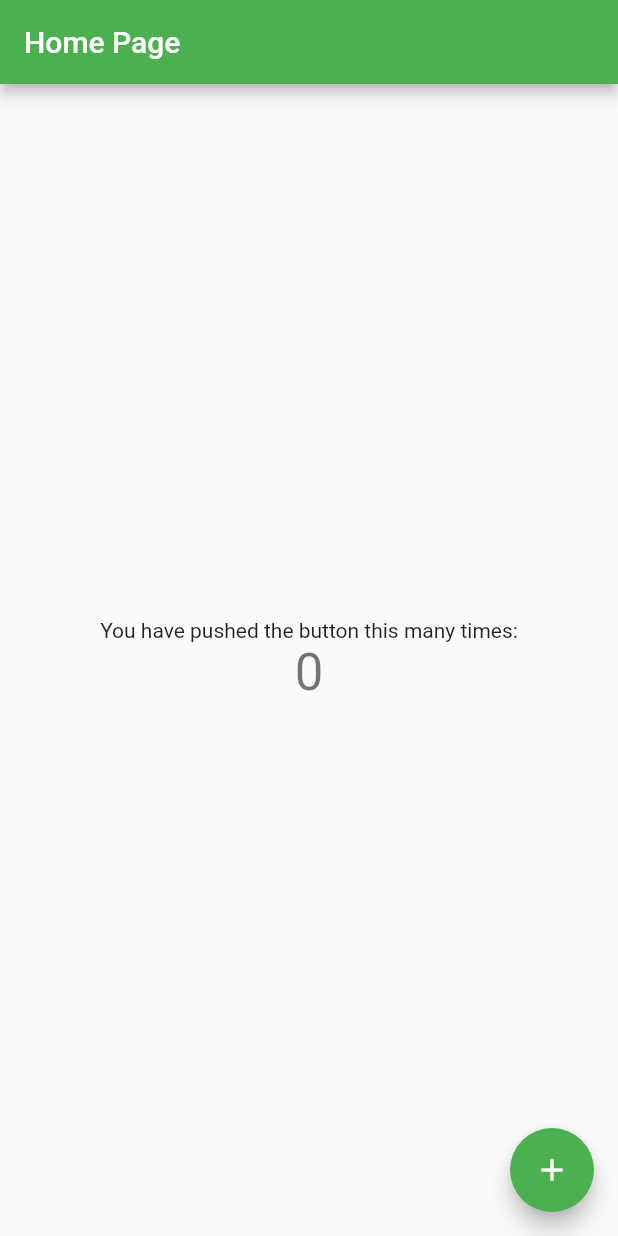
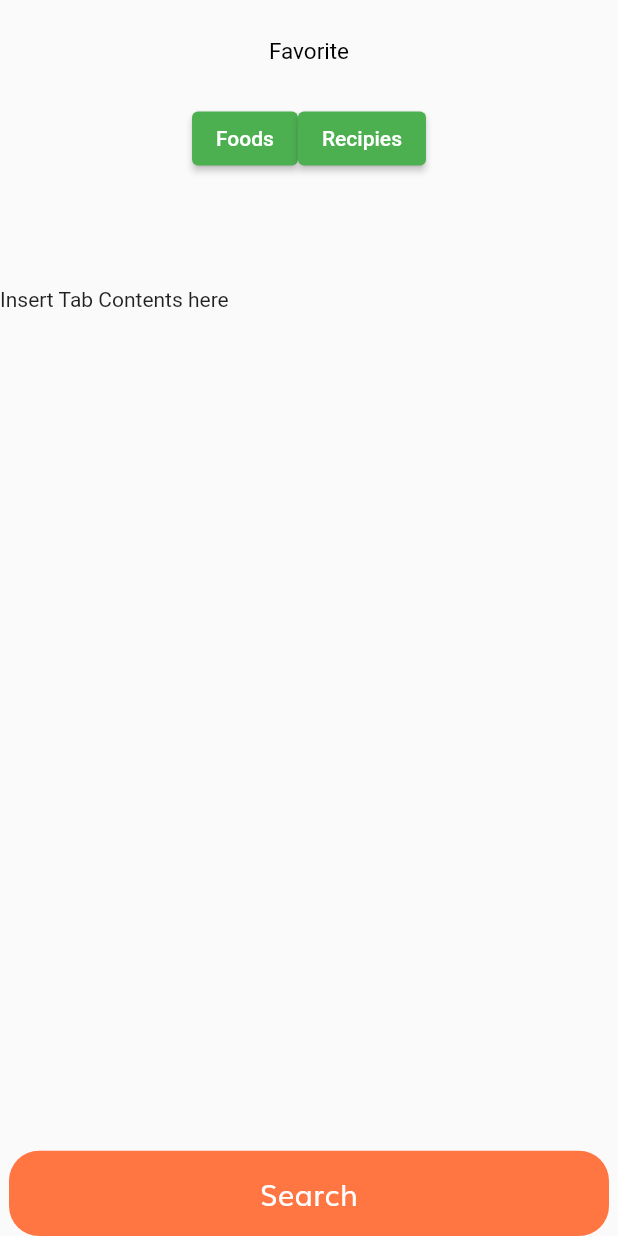
Before and after one commit to MasterChiefCarl/Garces_kCal, a Flutter app: the screen it shows after launch, after a tap on "Get Started", on a phone screen of 412 x 824 dp. Run offline on Flutter 3.47's test engine with Material 2 defaults, Android fonts, the phone set to English and light mode, and no system bars; our stand-ins replace flutter_svg; Roboto replaces fonts that are missing (NudMotoya).

Commit message:
breakpoint: recap.... Progress in making homescreen

```diff
--- /dev/null
+++ b/garces_kcal/lib/components/default_snackbar.dart
@@ -0,0 +1,35 @@
+// ignore_for_file: deprecated_member_use, prefer_const_constructors
+
+import 'package:flutter/material.dart';
+
+class DefaultSB {
+  final String message;
+
+  const DefaultSB({
+    required this.message,
+  });
+
+  static show(
+    BuildContext context,
+    String message,
+  ) {
+    Scaffold.of(context).showSnackBar(
+      SnackBar(
+        elevation: 0.0,
+        //behavior: SnackBarBehavior.floating,
+        content: Text(message),
+        duration: Duration(seconds: 5000000),
+        shape: RoundedRectangleBorder(
+          borderRadius: BorderRadius.only(
+              topLeft: Radius.circular(16.0), topRight: Radius.circular(16.0)),
+        ),
+        //backgroundColor: Colors.redAccent,
+        action: SnackBarAction(
+          textColor: Color(0xFFFAF2FB),
+          label: 'OK',
+          onPressed: () {},
+        ),
+      ),
+    );
+  }
+}
--- a/garces_kcal/lib/pages/components/welcome/body.dart
+++ b/garces_kcal/lib/pages/components/welcome/body.dart
@@ -1,10 +1,10 @@
 // ignore_for_file: prefer_const_constructors, avoid_print
 
 import 'package:flutter/material.dart';
+import 'package:garces_kcal/components/default_snackbar.dart';
 import '../../../config/constants.dart';
 import '../../../config/size_config.dart';
 import '../../home.dart';
-
 
 // This is the best practice
 import 'welcome_content.dart';
@@ -59,20 +59,38 @@ class _WCBodyState extends State<WCBody> {
                         (index) => buildDot(index: index),
                       ),
                     ),
-                    Spacer(flex:1),
+                    Spacer(flex: 1),
                     DefaultButton(
                       text: "Get Started",
                       press: () {
-                          Navigator.pushReplacement(context, MaterialPageRoute(builder: (context)=>const MyHomePage(title: 'Home Page',)));
+                        Navigator.pushReplacement(
+                            context,
+                            MaterialPageRoute(
+                                builder: (context) => const MyHomePage(
+                                      title: 'Home Page',
+                                    )));
                       },
                     ),
                     Center(
                       child: Row(
                         mainAxisAlignment: MainAxisAlignment.center,
-                        crossAxisAlignment:CrossAxisAlignment.center,
+                        crossAxisAlignment: CrossAxisAlignment.center,
                         children: [
-                          Text('Already Have An Account?',style:TextStyle(fontSize: 15, fontFamily:'Muli')),
-                          TextButton(onPressed: () { print('Log In Pressed'); } , child: Text('Log In',style:TextStyle(fontSize: 15,color: kPrimaryColor,fontFamily:'Muli'),))
+                          Text('Already Have An Account?',
+                              style:
+                                  TextStyle(fontSize: 15, fontFamily: 'Muli')),
+                          TextButton(
+                            child: Text(
+                              'Log In',
+                              style: TextStyle(
+                                  fontSize: 15,
+                                  color: kPrimaryColor,
+                                  fontFamily: 'Muli'),
+                            ),
+                            onPressed: () {
+                              DefaultSB.show(context, 'Login Pressed');
+                            },
+                          )
                         ],
                       ),
                     ),
@@ -91,7 +109,7 @@ class _WCBodyState extends State<WCBody> {
     return AnimatedContainer(
       duration: kAnimationDuration,
       margin: EdgeInsets.only(right: 5),
-      height: currentPage == index? 10 : 6,
+      height: currentPage == index ? 10 : 6,
       width: currentPage == index ? 20 : 6,
       decoration: BoxDecoration(
         color: currentPage == index ? kButtonPrimaryColor : Color(0xFFD8D8D8),
--- a/garces_kcal/lib/pages/home.dart
+++ b/garces_kcal/lib/pages/home.dart
@@ -1,4 +1,8 @@
+// ignore_for_file: prefer_const_constructors
+
 import 'package:flutter/material.dart';
+import 'package:garces_kcal/components/default_button.dart';
+import 'package:garces_kcal/components/default_snackbar.dart';
 
 class MyHomePage extends StatefulWidget {
   const MyHomePage({Key? key, required this.title}) : super(key: key);
@@ -34,53 +38,107 @@ class _MyHomePageState extends State<MyHomePage> {
 
   @override
   Widget build(BuildContext context) {
-    // This method is rerun every time setState is called, for instance as done
-    // by the _incrementCounter method above.
-    //
-    // The Flutter framework has been optimized to make rerunning build methods
-    // fast, so that you can just rebuild anything that needs updating rather
-    // than having to individually change instances of widgets.
+    final _kTabPages = <Widget>[
+      Center(child: Icon(Icons.cloud, size: 64.0, color: Colors.teal)),
+      Center(child: Icon(Icons.alarm, size: 64.0, color: Colors.cyan)),
+    ];
+    final _kTabs = <Tab>[
+      Tab(text: 'Foods'),
+      Tab(text: 'Recipies'),
+    ];
     return Scaffold(
-      appBar: AppBar(
-        // Here we take the value from the MyHomePage object that was created by
-        // the App.build method, and use it to set our appbar title.
-        title: Text(widget.title),
-      ),
-      body: Center(
-        // Center is a layout widget. It takes a single child and positions it
-        // in the middle of the parent.
-        child: Column(
-          // Column is also a layout widget. It takes a list of children and
-          // arranges them vertically. By default, it sizes itself to fit its
-          // children horizontally, and tries to be as tall as its parent.
-          //
-          // Invoke "debug painting" (press "p" in the console, choose the
-          // "Toggle Debug Paint" action from the Flutter Inspector in Android
-          // Studio, or the "Toggle Debug Paint" command in Visual Studio Code)
-          // to see the wireframe for each widget.
-          //
-          // Column has various properties to control how it sizes itself and
-          // how it positions its children. Here we use mainAxisAlignment to
-          // center the children vertically; the main axis here is the vertical
-          // axis because Columns are vertical (the cross axis would be
-          // horizontal).
+
+        // appBar: AppBar(
+        //   title: Text('Favorites', style: TextStyle()),
+        //   // backgroundColor: Colors.teal,
+
+        //     bottom:TabBar(
+        //     tabs: _kTabs,
+        //   ),
+        // ),
+        body: Column(
           mainAxisAlignment: MainAxisAlignment.center,
-          children: <Widget>[
-            const Text(
-              'You have pushed the button this many times:',
+          crossAxisAlignment: CrossAxisAlignment.center,
+          children: [
+            Spacer(flex:1),
+            Text('Favorite', style: TextStyle(color: Colors.black, fontSize: 15)),
+            Spacer(flex:1),
+            SizedBox(
+              child: Center(
+                child: Row(
+                mainAxisAlignment: MainAxisAlignment.center,
+                children: [
+                  // TabBar(tabs: _kTabs,)
+                  ElevatedButton(child:Text('Foods'),onPressed:(){},style: ButtonStyle(),),
+                  ElevatedButton(child:Text('Recipies'),onPressed:(){},style: ButtonStyle(),)
+                ],
+              ),
+              ),
             ),
-            Text(
-              '$_counter',
-              style: Theme.of(context).textTheme.headline4,
-            ),
+            // TabBarView(
+            //   children: _kTabPages,
+            // ),
+            Spacer(flex:3),
+            SizedBox(width:double.infinity, height:500,child: Text('Insert Tab Contents here'),),
+            Spacer(flex:3),
+            DefaultButton(
+              text: 'Search',
+              press: () {DefaultSB.show(context, 'Search Pressed');}
+            )
           ],
         ),
-      ),
-      floatingActionButton: FloatingActionButton(
-        onPressed: _incrementCounter,
-        tooltip: 'Increment',
-        child: const Icon(Icons.add),
-      ), // This trailing comma makes auto-formatting nicer for build methods.
     );
   }
 }
+//  The Scaffold Increment Build
+//   Widget build(BuildContext context) {
+//     // This method is rerun every time setState is called, for instance as done
+//     // by the _incrementCounter method above.
+//     //
+//     // The Flutter framework has been optimized to make rerunning build methods
+//     // fast, so that you can just rebuild anything that needs updating rather
+//     // than having to individually change instances of widgets.
+//     return Scaffold(
+//       appBar: AppBar(
+//         // Here we take the value from the MyHomePage object that was created by
+//         // the App.build method, and use it to set our appbar title.
+//         title: Text(widget.title),
+//       ),
+//       body: Center(
+//         // Center is a layout widget. It takes a single child and positions it
+//         // in the middle of the parent.
+//         child: Column(
+//           // Column is also a layout widget. It takes a list of children and
+//           // arranges them vertically. By default, it sizes itself to fit its
+//           // children horizontally, and tries to be as tall as its parent.
+//           //
+//           // Invoke "debug painting" (press "p" in the console, choose the
+//           // "Toggle Debug Paint" action from the Flutter Inspector in Android
+//           // Studio, or the "Toggle Debug Paint" command in Visual Studio Code)
+//           // to see the wireframe for each widget.
+//           //
+//           // Column has various properties to control how it sizes itself and
+//           // how it positions its children. Here we use mainAxisAlignment to
+//           // center the children vertically; the main axis here is the vertical
+//           // axis because Columns are vertical (the cross axis would be
+//           // horizontal).
+//           mainAxisAlignment: MainAxisAlignment.center,
+//           children: <Widget>[
+//             const Text(
+//               'You have pushed the button this many times:',
+//             ),
+//             Text(
+//               '$_counter',
+//               style: Theme.of(context).textTheme.headline4,
+//             ),
+//           ],
+//         ),
+//       ),
+//       floatingActionButton: FloatingActionButton(
+//         onPressed: _incrementCounter,
+//         tooltip: 'Increment',
+//         child: const Icon(Icons.add),
+//       ), // This trailing comma makes auto-formatting nicer for build methods.
+//     );
+//   }
+// }
```
Also changed, not shown: garces_kcal/lib/components/default_button.dart (line endings or trailing spaces).
